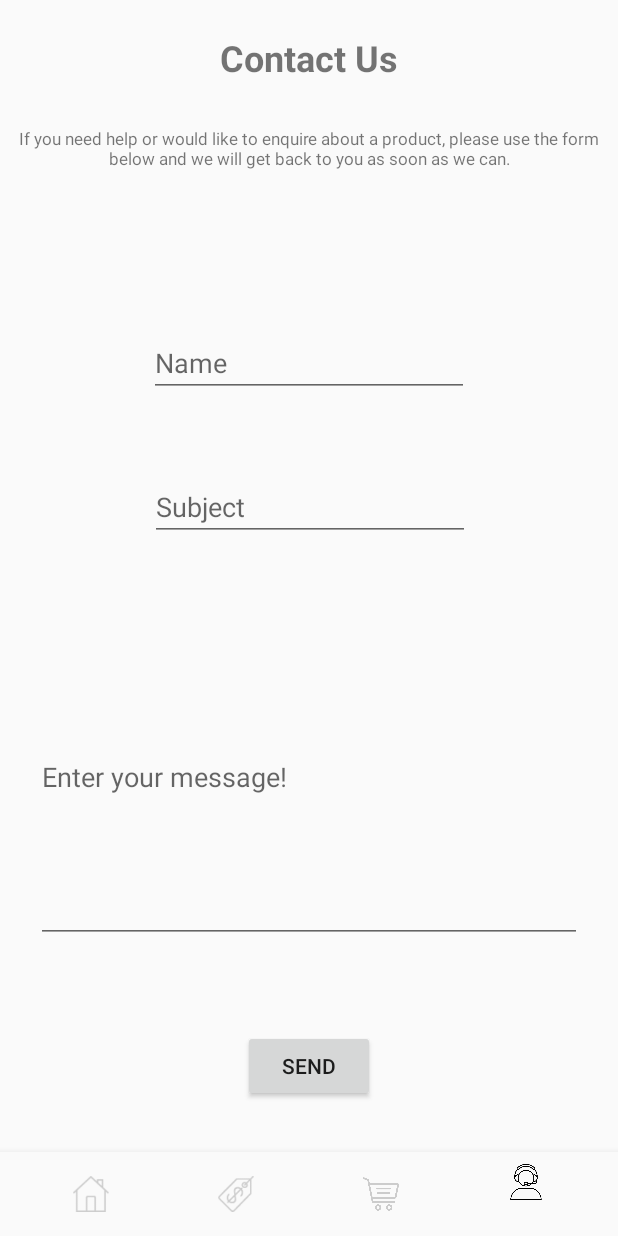
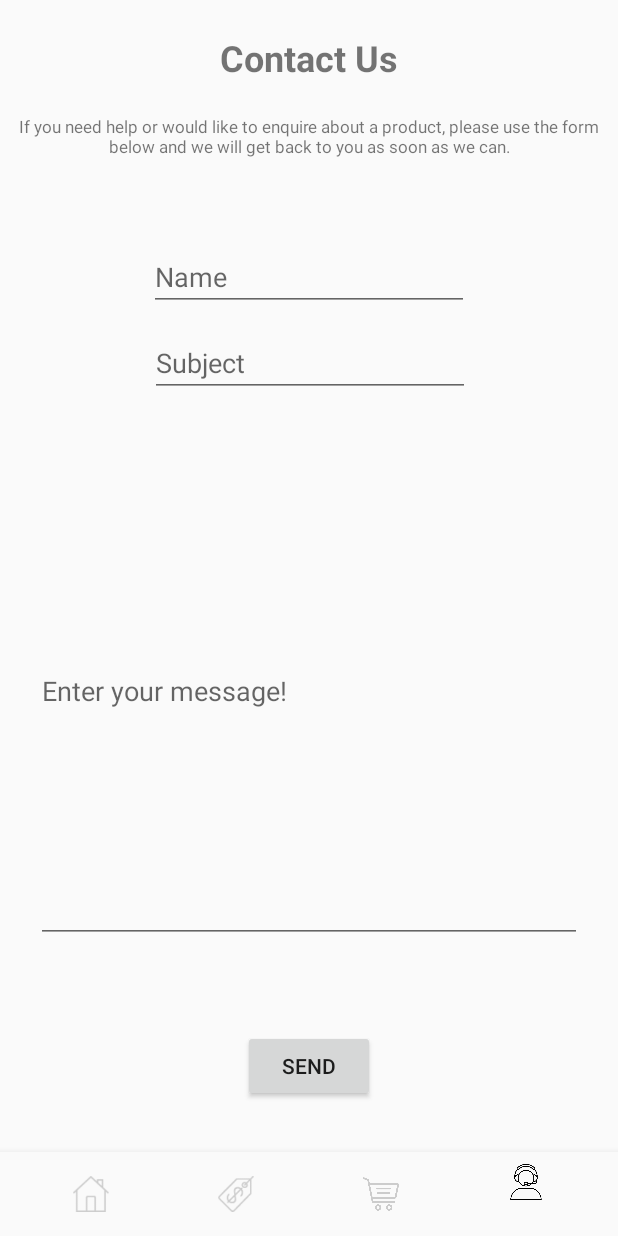
Before and after one commit to Goochy12/TreyThreadsAndroidNativeBNav, an Android app: the screen it shows after launch (Home), item 4 of the bottom bar chosen, on a phone screen of 412 x 824 dp. Run offline under Robolectric (Android 15) with nearby library versions, the phone set to English and light mode, and no system bars; our stand-ins replace Picasso, Room's generated code; pictures from the network do not load.

Commit message:
implemented cart changes

```diff
--- a/app/src/main/AndroidManifest.xml
+++ b/app/src/main/AndroidManifest.xml
@@ -18,6 +18,7 @@
             android:label="@string/app_name"
             android:theme="@style/TreySplashTheme"
             android:screenOrientation="portrait"
+            android:windowSoftInputMode="adjustResize"
             >
             <intent-filter>
                 <action android:name="android.intent.action.MAIN" />
--- a/app/src/main/java/au/com/scroogetech/treythreadsandroidnativebnav/cart_data/CartItemDao.java
+++ b/app/src/main/java/au/com/scroogetech/treythreadsandroidnativebnav/cart_data/CartItemDao.java
@@ -23,4 +23,11 @@ public interface CartItemDao {
 
     @Query("DELETE FROM CART_TABLE")
     void deleteAllCartItems();
+
+    //check same item
+    @Query("SELECT * FROM CART_TABLE where itemName = :name and itemSize = :size")
+    CartItem getSameItem(String name, String size);
+
+    @Query("UPDATE Cart_Table SET quantity = :quan WHERE itemID = :id ")
+    void updateQuantity(int id, int quan);
 }
--- a/app/src/main/java/au/com/scroogetech/treythreadsandroidnativebnav/cart_data/CartItemDatabase.java
+++ b/app/src/main/java/au/com/scroogetech/treythreadsandroidnativebnav/cart_data/CartItemDatabase.java
@@ -17,7 +17,7 @@ public abstract class CartItemDatabase extends RoomDatabase {
                 if (INSTANCE == null){
                     //create db
 
-                    INSTANCE = Room.databaseBuilder(context.getApplicationContext(),CartItemDatabase.class,"classdb").build();
+                    INSTANCE = Room.databaseBuilder(context.getApplicationContext(),CartItemDatabase.class,"cartdb").build();
                 }
             }
         }
--- a/app/src/main/java/au/com/scroogetech/treythreadsandroidnativebnav/fragments/ContactFragment.java
+++ b/app/src/main/java/au/com/scroogetech/treythreadsandroidnativebnav/fragments/ContactFragment.java
@@ -42,7 +42,7 @@ public class ContactFragment extends Fragment {
             public void onClick(View v) {
                 Intent emailIntent = new Intent(Intent.ACTION_SEND);
                 emailIntent.setType("message/rfc822");
-                emailIntent.putExtra(Intent.EXTRA_EMAIL, new String[]{"treythreads@gmail.com"});
+                emailIntent.putExtra(Intent.EXTRA_EMAIL, new String[]{"treyclothingco@gmail.com"});
                 emailIntent.putExtra(Intent.EXTRA_SUBJECT, subject.getText().toString());
                 emailIntent.putExtra(Intent.EXTRA_TEXT, message.getText().toString());
 
--- a/app/src/main/res/layout/fragment_contact.xml
+++ b/app/src/main/res/layout/fragment_contact.xml
@@ -22,7 +22,7 @@
             android:layout_width="wrap_content"
             android:layout_height="wrap_content"
             android:orientation="horizontal"
-            app:layout_constraintGuide_percent=".25" />
+            app:layout_constraintGuide_percent=".20" />
 
         <TextView
             android:id="@+id/contactTitle"
@@ -45,7 +45,6 @@
             android:layout_width="0dp"
             android:layout_height="0dp"
             android:layout_marginStart="8dp"
-            android:layout_marginTop="8dp"
             android:layout_marginEnd="8dp"
             android:text="@string/contactDescStr"
             android:textAlignment="center"
@@ -61,12 +60,10 @@
             android:layout_width="wrap_content"
             android:layout_height="wrap_content"
             android:layout_marginStart="8dp"
-            android:layout_marginTop="8dp"
             android:layout_marginEnd="8dp"
-            android:layout_marginBottom="8dp"
             android:ems="10"
             android:hint="@string/enter_name"
-            android:inputType="textPersonName"
+            android:inputType="textPersonName|textCapWords"
             app:layout_constraintBottom_toTopOf="@+id/guideline5"
             app:layout_constraintEnd_toEndOf="parent"
             app:layout_constraintStart_toStartOf="parent"
@@ -80,7 +77,7 @@
             android:layout_marginEnd="8dp"
             android:ems="10"
             android:hint="@string/subject"
-            android:inputType="textEmailAddress"
+            android:inputType="textCapSentences|textShortMessage"
             app:layout_constraintBottom_toTopOf="@+id/guideline6"
             app:layout_constraintEnd_toEndOf="parent"
             app:layout_constraintHorizontal_bias="0.503"
@@ -97,7 +94,7 @@
             android:layout_marginBottom="24dp"
             android:ems="10"
             android:hint="@string/help_message"
-            android:inputType="textMultiLine"
+            android:inputType="textMultiLine|textCapSentences|textAutoCorrect"
             android:scrollHorizontally="false"
             app:layout_constraintBottom_toTopOf="@+id/guideline7"
             app:layout_constraintEnd_toEndOf="parent"
@@ -124,14 +121,14 @@
             android:layout_width="wrap_content"
             android:layout_height="wrap_content"
             android:orientation="horizontal"
-            app:layout_constraintGuide_percent=".38" />
+            app:layout_constraintGuide_percent=".28" />
 
         <android.support.constraint.Guideline
             android:id="@+id/guideline6"
             android:layout_width="wrap_content"
             android:layout_height="wrap_content"
             android:orientation="horizontal"
-            app:layout_constraintGuide_percent=".5" />
+            app:layout_constraintGuide_percent=".35" />
 
         <android.support.constraint.Guideline
             android:id="@+id/guideline7"
```
Also changed, not shown: app/src/main/java/au/com/scroogetech/treythreadsandroidnativebnav/CartViewModel.java (+8 -0 lines), app/src/main/java/au/com/scroogetech/treythreadsandroidnativebnav/cart_data/CartItem.java (+27 -8 lines), app/src/main/java/au/com/scroogetech/treythreadsandroidnativebnav/cart_data/CartRepository.java (+23 -1 lines), app/src/main/java/au/com/scroogetech/treythreadsandroidnativebnav/recycler_adapters/storeRecAdpt.java (+9 -2 lines).
